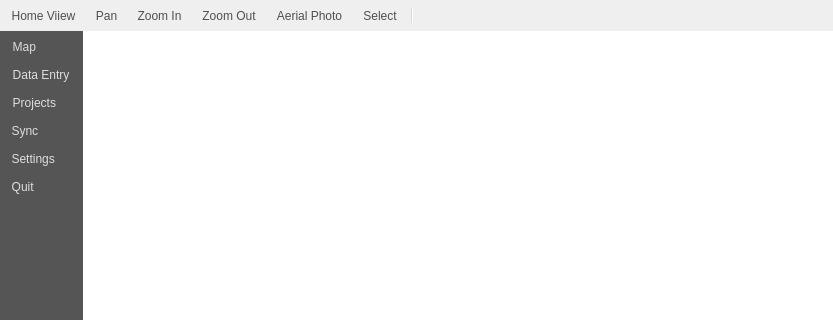
Qt form src/roam/ui_mainwindow.ui (roam-qgis/Roam) before a commit; both pictures show x 0 to 833 and y 0 to 320 of the 833 by 653 pixel window.
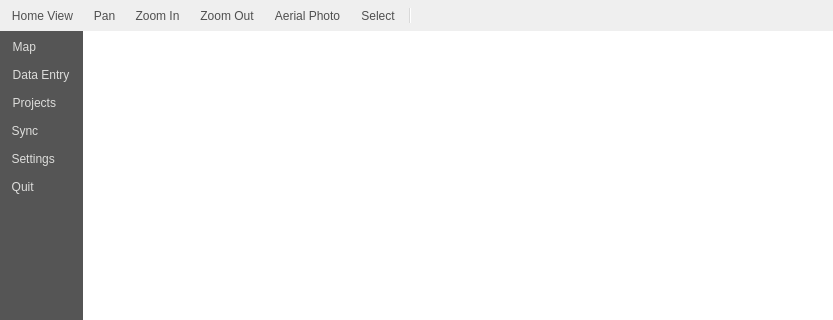
The same form after that commit. Icons and pictures are not drawn. Custom widgets are drawn as their Qt base class.

Patch:
```diff
--- a/src/roam/ui_mainwindow.ui
+++ b/src/roam/ui_mainwindow.ui
@@ -466,7 +466,10 @@
      <normaloff>:/icons/home</normaloff>:/icons/home</iconset>
    </property>
    <property name="text">
-    <string>Home Viiew</string>
+    <string>Home View</string>
+   </property>
+   <property name="toolTip">
+    <string>Home View</string>
    </property>
   </action>
   <action name="actionPan">
```
